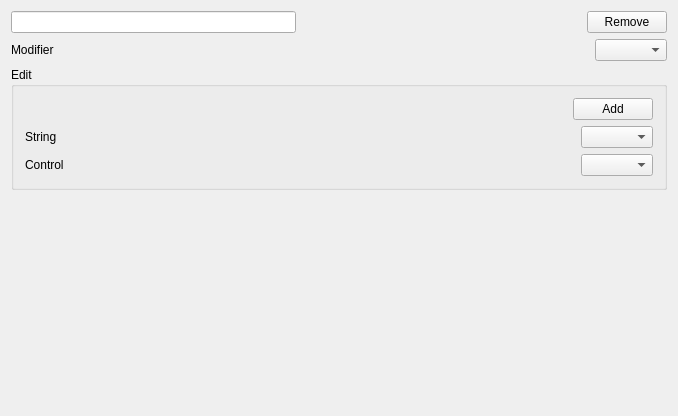
This is src/qt/Settings/PedalEditArea.ui in chuckfairy/OrzaSteel as Qt 5 draws it before an edit. The edited form follows.
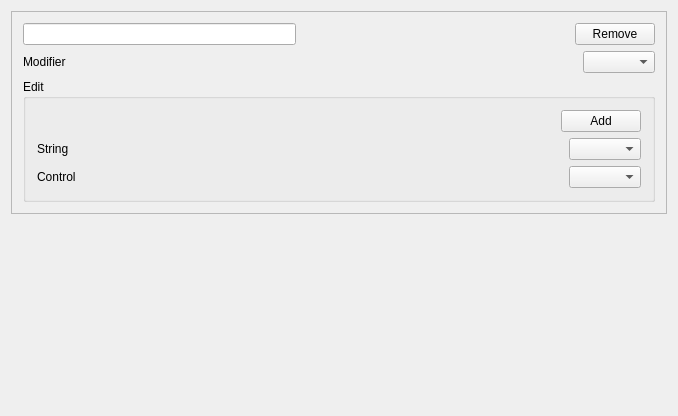
This is the edited form.

Commit message: design cleanup pedals broken, load at startup

The edit to the form file:
```diff
--- a/src/qt/Settings/PedalEditArea.ui
+++ b/src/qt/Settings/PedalEditArea.ui
@@ -13,6 +13,15 @@
   <property name="windowTitle">
    <string>Window</string>
   </property>
+  <layout class="QVBoxLayout" name="verticalLayout_2">
+   <item>
+    <widget class="QFrame" name="frame">
+     <property name="frameShape">
+      <enum>QFrame::StyledPanel</enum>
+     </property>
+     <property name="frameShadow">
+      <enum>QFrame::Raised</enum>
+     </property>
   <layout class="QVBoxLayout" name="verticalLayout">
    <item>
     <layout class="QHBoxLayout" name="horizontalLayout_2">
@@ -155,6 +164,9 @@
          <widget class="QComboBox" name="control_dropdown"/>
         </item>
        </layout>
+         </item>
+        </layout>
+       </widget>
       </item>
      </layout>
     </widget>
```
Lines whose indentation alone changed are shown as unchanged. The commit also changes 7 other files.
